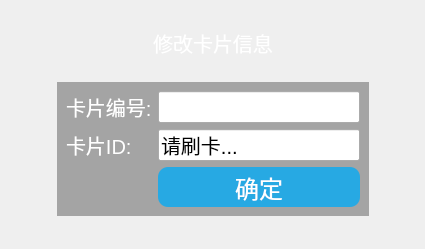
Before: the Qt Designer form ModCardInfoDlg.ui in hero1356/xiedao_frontgui, drawn with Qt 5.
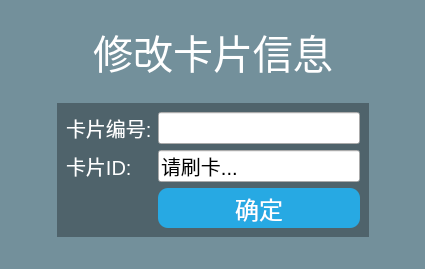
After: the same form once the commit is applied. Icons and pictures are not drawn.

Patch:
```diff
--- a/ModCardInfoDlg.ui
+++ b/ModCardInfoDlg.ui
@@ -7,17 +7,18 @@
     <x>0</x>
     <y>0</y>
     <width>425</width>
-    <height>249</height>
+    <height>269</height>
    </rect>
   </property>
   <property name="windowTitle">
    <string>修改</string>
   </property>
   <property name="styleSheet">
-   <string notr="true">#ModCardInfoDlg { background-color:
-qlineargradient(spread:reflect, x1:0.5, y1:0, x2:0, y2:0,
-stop:0 rgba(91, 204, 233, 100), stop:1 rgba(32, 80, 96,
-100)); }
+   <string notr="true">#ModCardInfoDlg 
+{
+	background:  rgba(32, 80, 96, 100);
+	border-image: url(:/images/images/userinput_bg.png);
+}
 
 #mainForm { background-color:rgba(0, 0, 0, 80); }
 
@@ -47,7 +48,9 @@
 min-width: 200px;
 min-height: 30px;
 font-size: 20px;
-}</string>
+}
+#infoLbl
+{ font-size: 40px; min-height: 60px;}</string>
   </property>
   <layout class="QGridLayout" name="gridLayout_2">
    <item row="2" column="1">
@@ -103,7 +106,7 @@
     </spacer>
    </item>
    <item row="1" column="1">
-    <widget class="QLabel" name="label">
+    <widget class="QLabel" name="infoLbl">
      <property name="text">
       <string>修改卡片信息</string>
      </property>
@@ -157,10 +160,13 @@
      <property name="orientation">
       <enum>Qt::Vertical</enum>
      </property>
+     <property name="sizeType">
+      <enum>QSizePolicy::Fixed</enum>
+     </property>
      <property name="sizeHint" stdset="0">
       <size>
        <width>20</width>
-       <height>40</height>
+       <height>10</height>
       </size>
      </property>
     </spacer>
```
